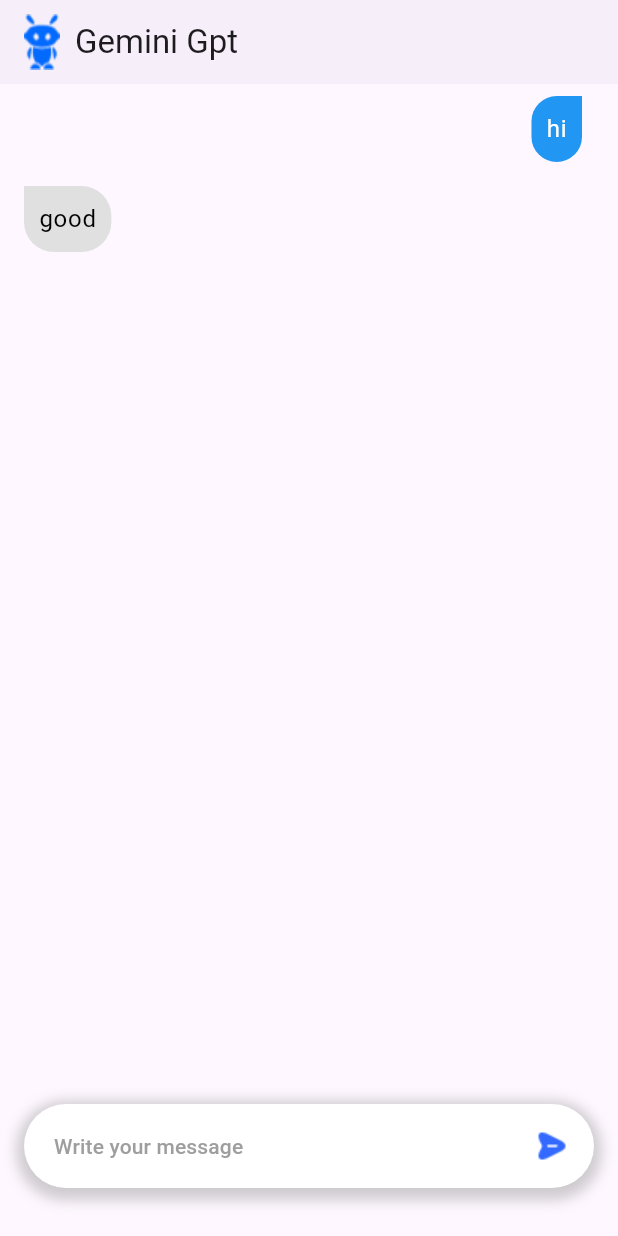
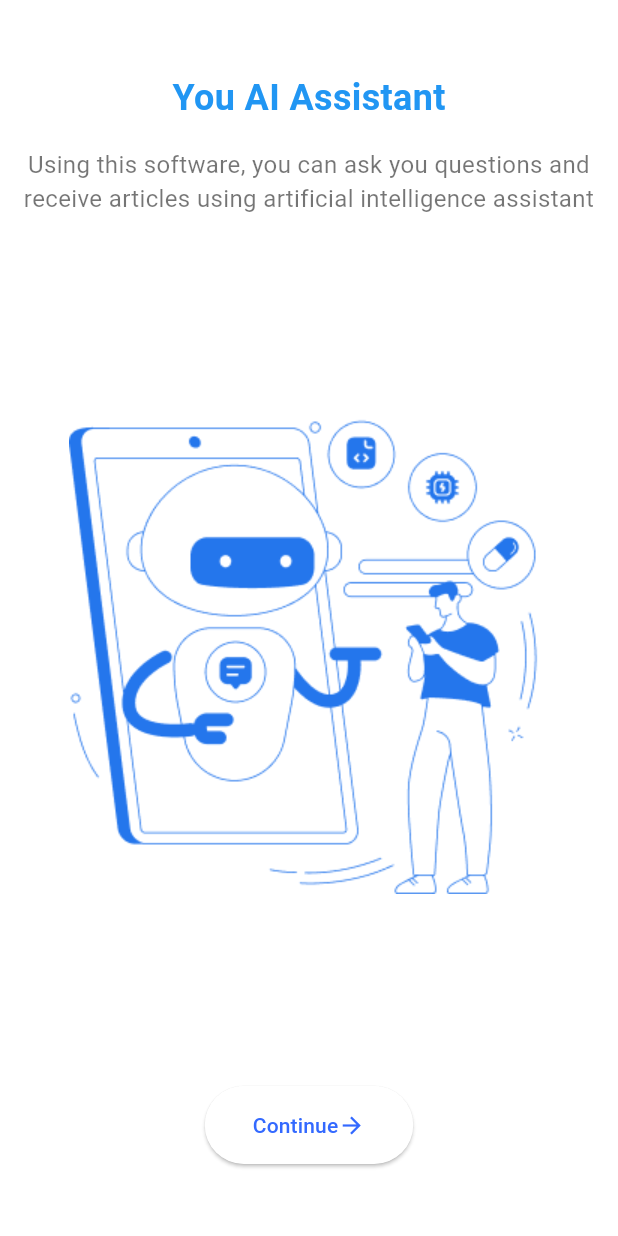
Before and after one commit to Mohammed-Al-Shayah/gemini-chat-app, a Flutter app: the screen it shows after launch, on a phone screen of 412 x 824 dp. Run offline on Flutter 3.47's test engine with Material 3 defaults, Android fonts, the light colour scheme and no system bars.

Commit message:
finish first edit

```diff
--- a/lib/main.dart
+++ b/lib/main.dart
@@ -1,4 +1,5 @@
-import 'package:aichatgpt/myHomeApp.dart';
+import 'package:aichatgpt/on_boarding.dart';
+import 'package:aichatgpt/themes.dart';
 import 'package:flutter/material.dart';
 
 void main() {
@@ -13,11 +14,10 @@ class MyApp extends StatelessWidget {
   Widget build(BuildContext context) {
     return MaterialApp(
       title: 'Flutter Demo',
-      theme: ThemeData(
-        colorScheme: ColorScheme.fromSeed(seedColor: Colors.deepPurple),
-        useMaterial3: true,
-      ),
-      home: Home(),
+      theme: lightMode,
+      darkTheme: darkMode,
+      debugShowCheckedModeBanner: false,
+      home: const OnBoarding(),
     );
   }
 }
--- a/lib/myHomeApp.dart
+++ b/lib/myHomeApp.dart
@@ -2,7 +2,7 @@ import 'package:aichatgpt/message.dart';
 import 'package:flutter/material.dart';
 
 class Home extends StatefulWidget {
-  Home({super.key});
+  const Home({super.key});
 
   @override
   State<Home> createState() => _HomeState();
@@ -21,6 +21,7 @@ class _HomeState extends State<Home> {
   @override
   Widget build(BuildContext context) {
     return Scaffold(
+      backgroundColor: Theme.of(context).colorScheme.background,
       appBar: AppBar(
         centerTitle: false,
         backgroundColor: Theme.of(context).colorScheme.background,
@@ -64,8 +65,9 @@ class _HomeState extends State<Home> {
                     child: Container(
                       padding: const EdgeInsets.all(10),
                       decoration: BoxDecoration(
-                          color:
-                              message.isUser ? Colors.blue : Colors.grey[300],
+                          color: message.isUser
+                              ? Theme.of(context).colorScheme.primary
+                              : Theme.of(context).colorScheme.secondary,
                           borderRadius: message.isUser
                               ? const BorderRadius.only(
                                   topLeft: Radius.circular(20),
@@ -79,9 +81,9 @@ class _HomeState extends State<Home> {
                                 )),
                       child: Text(
                         message.text,
-                        style: TextStyle(
-                          color: message.isUser ? Colors.white : Colors.black,
-                        ),
+                        style: message.isUser
+                            ? Theme.of(context).textTheme.bodyMedium
+                            : Theme.of(context).textTheme.bodySmall,
                       ),
                     ),
                   ),
@@ -101,7 +103,7 @@ class _HomeState extends State<Home> {
                         color: Colors.grey.withOpacity(0.5),
                         spreadRadius: 5,
                         blurRadius: 7,
-                        offset: Offset(0, 3))
+                        offset: const Offset(0, 3))
                   ]),
               child: Row(
                 children: [
@@ -116,14 +118,15 @@ class _HomeState extends State<Home> {
                               .titleSmall!
                               .copyWith(color: Colors.grey),
                           border: InputBorder.none,
-                          contentPadding: EdgeInsets.symmetric(horizontal: 20)),
+                          contentPadding:
+                              const EdgeInsets.symmetric(horizontal: 20)),
                     ),
                   ),
-                  SizedBox(
+                  const SizedBox(
                     width: 8,
                   ),
                   _isLoading
-                      ? Padding(
+                      ? const Padding(
                           padding: EdgeInsets.all(8),
                           child: SizedBox(
                             width: 20,
--- /dev/null
+++ b/lib/on_boarding.dart
@@ -0,0 +1,66 @@
+import 'package:aichatgpt/myHomeApp.dart';
+import 'package:flutter/material.dart';
+
+class OnBoarding extends StatelessWidget {
+  const OnBoarding({super.key});
+
+  @override
+  Widget build(BuildContext context) {
+    return Scaffold(
+      body: Column(
+        crossAxisAlignment: CrossAxisAlignment.center,
+        mainAxisAlignment: MainAxisAlignment.spaceEvenly,
+        children: [
+          const Column(
+            children: [
+              Text(
+                'You AI Assistant',
+                style: TextStyle(
+                    fontSize: 24,
+                    fontWeight: FontWeight.bold,
+                    color: Colors.blue),
+              ),
+              SizedBox(
+                height: 16,
+              ),
+              Text(
+                'Using this software, you can ask you questions and receive articles using artificial intelligence assistant',
+                textAlign: TextAlign.center,
+                style: TextStyle(fontSize: 16, color: Colors.black54),
+              )
+            ],
+          ),
+          const SizedBox(
+            height: 32,
+          ),
+          Image.asset('assets/onboarding.png'),
+          const SizedBox(
+            height: 32,
+          ),
+          ElevatedButton(
+              onPressed: () {
+                Navigator.pushAndRemoveUntil(
+                    context,
+                    MaterialPageRoute(builder: (context) => const Home()),
+                    (route) => false);
+              },
+              style: ElevatedButton.styleFrom(
+                  shape: RoundedRectangleBorder(
+                      borderRadius: BorderRadius.circular(30)),
+                  padding:
+                      const EdgeInsets.symmetric(vertical: 16, horizontal: 32)),
+              child: const Row(
+                mainAxisSize: MainAxisSize.min,
+                children: [
+                  Text('Continue'),
+                  SizedBox(
+                    height: 8,
+                  ),
+                  Icon(Icons.arrow_forward)
+                ],
+              ))
+        ],
+      ),
+    );
+  }
+}
--- /dev/null
+++ b/lib/themes.dart
@@ -0,0 +1,56 @@
+import 'package:flutter/material.dart';
+
+class FontSizes {
+  static const extraSmall = 14.0;
+  static const small = 16.0;
+  static const standard = 18.0;
+  static const large = 20.0;
+  static const extraLarge = 24.0;
+  static const doubleExtraLarge = 26.0;
+}
+
+ThemeData lightMode = ThemeData(
+  brightness: Brightness.light,
+  appBarTheme: const AppBarTheme(
+    shadowColor: Colors.white,
+  ),
+  colorScheme: const ColorScheme.light(
+      background: Color(0xffffffff),
+      primary: Color(0xff3369FF),
+      secondary: Color(0xffEEEEEE)),
+  inputDecorationTheme:
+      const InputDecorationTheme(labelStyle: TextStyle(color: Colors.blue)),
+  textTheme: const TextTheme(
+      titleLarge: TextStyle(
+        color: Color(0xff000000),
+      ),
+      titleSmall: TextStyle(
+        color: Color(0xff000000),
+      ),
+      bodyMedium:
+          TextStyle(color: Color(0xffEEEEEE), fontSize: FontSizes.small),
+      bodySmall:
+          TextStyle(color: Color(0xff000000), fontSize: FontSizes.small)),
+);
+
+ThemeData darkMode = ThemeData(
+  brightness: Brightness.dark,
+  appBarTheme: const AppBarTheme(
+    shadowColor: Color(0xff625b5b),
+  ),
+  colorScheme: const ColorScheme.dark(
+      background: Color(0xff000000),
+      primary: Color(0xff3369FF),
+      secondary: Color(0xffEEEEEE)),
+  textTheme: const TextTheme(
+      titleLarge: TextStyle(
+        color: Color(0xffEEEEEE),
+      ),
+      titleSmall: TextStyle(
+        color: Color(0xff000000),
+      ),
+      bodyMedium:
+          TextStyle(color: Color(0xffEEEEEE), fontSize: FontSizes.small),
+      bodySmall:
+          TextStyle(color: Color(0xff000000), fontSize: FontSizes.small)),
+);
```
Also changed, not shown: lib/themeNotifier.dart (added, +18 -0 lines), pubspec.yaml (+7 -0 lines).
